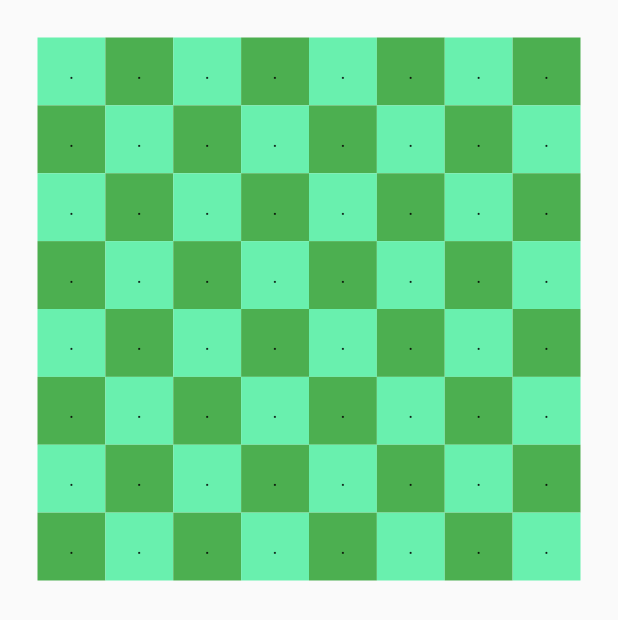
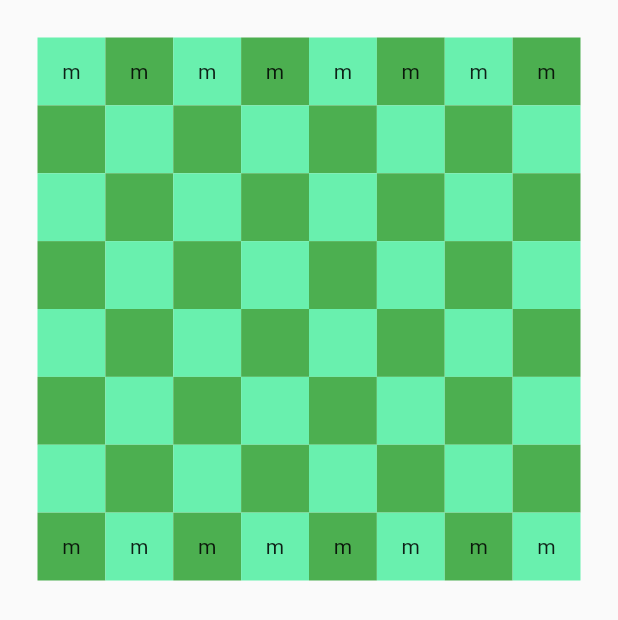
Before and after one commit to maotterson/flutter_widget_playground, a Flutter app: the screen it shows after launch, on a phone screen of 412 x 824 dp. Shown: the top 620 px of the screen. Run offline on Flutter 3.47's test engine with Material 2 defaults, Android fonts, the phone set to English and light mode, and no system bars.

Commit message:
create basic grid idea for code letters

```diff
--- a/lib/widgets/gameboard/game_board.dart
+++ b/lib/widgets/gameboard/game_board.dart
@@ -9,7 +9,16 @@ class GameBoardView extends StatefulWidget {
 }
 
 class _GameBoardViewState extends State<GameBoardView> {
-  var pieces = List.generate(8, (_) => List.filled(8, '.'));
+  List<List<String>> pieces = [
+    ['m', 'm', 'm', 'm', 'm', 'm', 'm', 'm'],
+    ['.', '.', '.', '.', '.', '.', '.', '.'],
+    ['.', '.', '.', '.', '.', '.', '.', '.'],
+    ['.', '.', '.', '.', '.', '.', '.', '.'],
+    ['.', '.', '.', '.', '.', '.', '.', '.'],
+    ['.', '.', '.', '.', '.', '.', '.', '.'],
+    ['.', '.', '.', '.', '.', '.', '.', '.'],
+    ['m', 'm', 'm', 'm', 'm', 'm', 'm', 'm']
+  ];
 
   Color getColor(int index) {
     int row = index ~/ 8;
--- a/lib/widgets/gameboard/game_tile.dart
+++ b/lib/widgets/gameboard/game_tile.dart
@@ -16,7 +16,8 @@ class _GameTileState extends State<GameTile> {
     return Container(
       constraints: BoxConstraints.expand(),
       color: widget.color,
-      child: Center(child: Text(widget.pieceInfo)),
+      child:
+          Center(child: Text(widget.pieceInfo != '.' ? widget.pieceInfo : '')),
     );
   }
 }
```
